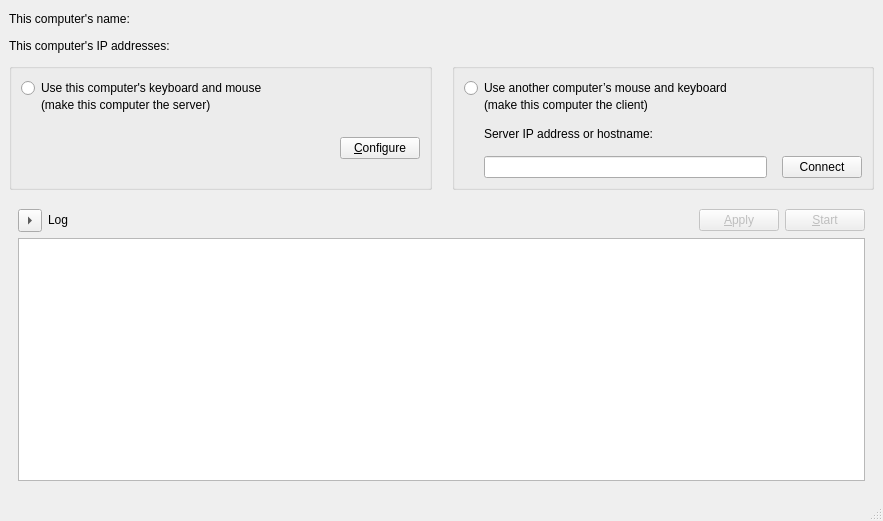
Above: src/apps/deskflow-gui/MainWindow.ui from deskflow/deskflow before the change. Below: the same form after it.
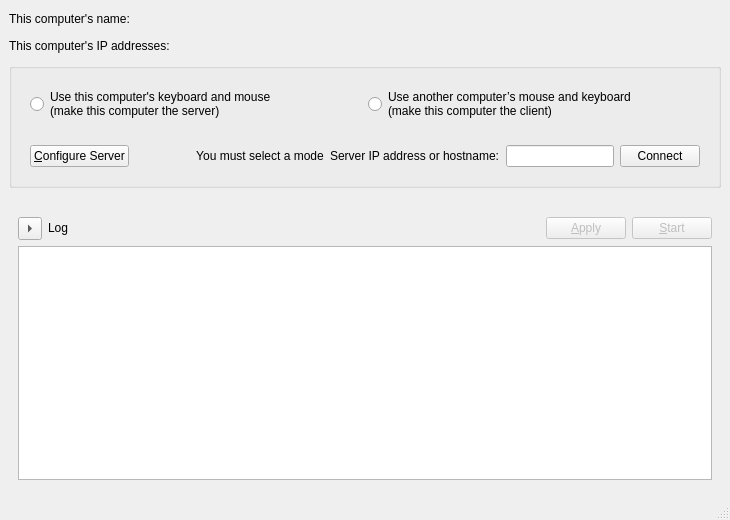
That is the form after the change.

Commit message: refactor: mainwindow simplify the mode selection UI

```diff
--- a/src/apps/deskflow-gui/MainWindow.ui
+++ b/src/apps/deskflow-gui/MainWindow.ui
@@ -6,8 +6,8 @@
    <rect>
     <x>0</x>
     <y>0</y>
-    <width>883</width>
-    <height>521</height>
+    <width>730</width>
+    <height>520</height>
    </rect>
   </property>
   <property name="sizePolicy">
@@ -74,208 +74,117 @@
      </widget>
     </item>
     <item>
-     <widget class="QWidget" name="widgetModes" native="true">
+     <widget class="QGroupBox" name="groupBox">
       <property name="sizePolicy">
-       <sizepolicy hsizetype="Preferred" vsizetype="Fixed">
+       <sizepolicy hsizetype="Preferred" vsizetype="Maximum">
         <horstretch>0</horstretch>
         <verstretch>0</verstretch>
        </sizepolicy>
       </property>
-      <layout class="QHBoxLayout" name="horizontalLayout_8">
-       <property name="spacing">
-        <number>20</number>
-       </property>
-       <property name="leftMargin">
-        <number>0</number>
-       </property>
-       <property name="topMargin">
-        <number>0</number>
-       </property>
-       <property name="rightMargin">
-        <number>0</number>
-       </property>
-       <property name="bottomMargin">
-        <number>0</number>
-       </property>
-       <item>
-        <widget class="QGroupBox" name="groupServer">
-         <property name="sizePolicy">
-          <sizepolicy hsizetype="Expanding" vsizetype="Preferred">
-           <horstretch>0</horstretch>
-           <verstretch>0</verstretch>
-          </sizepolicy>
+      <property name="title">
+       <string/>
          </property>
          <layout class="QVBoxLayout" name="verticalLayout">
-          <property name="spacing">
-           <number>15</number>
-          </property>
-          <item alignment="Qt::AlignmentFlag::AlignTop">
-           <widget class="QWidget" name="widgetServerRadio" native="true">
+       <item>
+        <widget class="QWidget" name="widgetModeSelection" native="true">
             <property name="sizePolicy">
-             <sizepolicy hsizetype="Preferred" vsizetype="Fixed">
+          <sizepolicy hsizetype="Preferred" vsizetype="Maximum">
               <horstretch>0</horstretch>
               <verstretch>0</verstretch>
              </sizepolicy>
             </property>
-            <layout class="QVBoxLayout" name="verticalLayout_3">
-             <property name="spacing">
-              <number>0</number>
-             </property>
-             <property name="leftMargin">
-              <number>0</number>
-             </property>
-             <property name="topMargin">
-              <number>0</number>
-             </property>
-             <property name="rightMargin">
-              <number>0</number>
-             </property>
-             <property name="bottomMargin">
-              <number>0</number>
-             </property>
+         <layout class="QHBoxLayout" name="horizontalLayout">
              <item>
               <widget class="QRadioButton" name="rbModeServer">
                <property name="text">
-                <string>Use this computer's keyboard and mouse</string>
+             <string>Use this computer's keyboard and mouse
+(make this computer the server)</string>
                </property>
               </widget>
              </item>
              <item>
-              <widget class="QLabel" name="label">
+           <widget class="QRadioButton" name="rbModeClient">
                <property name="text">
-                <string>(make this computer the server)</string>
-               </property>
-               <property name="indent">
-                <number>20</number>
+             <string>Use another computer’s mouse and keyboard
+(make this computer the client)</string>
                </property>
               </widget>
              </item>
             </layout>
            </widget>
           </item>
-          <item alignment="Qt::AlignmentFlag::AlignTop">
-           <widget class="QWidget" name="widgetServer" native="true">
-            <layout class="QVBoxLayout" name="m_pLayoutServer">
-             <property name="spacing">
-              <number>15</number>
-             </property>
-             <property name="leftMargin">
-              <number>0</number>
-             </property>
-             <property name="topMargin">
-              <number>0</number>
-             </property>
-             <property name="rightMargin">
-              <number>0</number>
-             </property>
-             <property name="bottomMargin">
-              <number>0</number>
-             </property>
              <item>
-              <spacer name="verticalSpacer_2">
-               <property name="orientation">
-                <enum>Qt::Orientation::Vertical</enum>
-               </property>
-               <property name="sizeHint" stdset="0">
-                <size>
-                 <width>20</width>
-                 <height>1</height>
-                </size>
-               </property>
-              </spacer>
-             </item>
+        <widget class="QWidget" name="widgetModeOptions" native="true">
+         <layout class="QHBoxLayout" name="horizontalLayout_2">
              <item>
+           <widget class="QWidget" name="serverOptions" native="true">
+            <property name="sizePolicy">
+             <sizepolicy hsizetype="Preferred" vsizetype="Maximum">
+              <horstretch>0</horstretch>
+              <verstretch>0</verstretch>
+             </sizepolicy>
+            </property>
               <layout class="QHBoxLayout" name="horizontalLayout_4">
-               <item>
-                <spacer name="spacer_2">
-                 <property name="orientation">
-                  <enum>Qt::Orientation::Horizontal</enum>
-                 </property>
-                 <property name="sizeHint" stdset="0">
-                  <size>
-                   <width>20</width>
-                   <height>20</height>
-                  </size>
-                 </property>
-                </spacer>
-               </item>
+             <property name="leftMargin">
+              <number>0</number>
+             </property>
+             <property name="topMargin">
+              <number>0</number>
+             </property>
+             <property name="rightMargin">
+              <number>0</number>
+             </property>
+             <property name="bottomMargin">
+              <number>0</number>
+             </property>
                <item>
                 <widget class="QPushButton" name="btnConfigureServer">
-                 <property name="text">
-                  <string>&amp;Configure</string>
-                 </property>
-                </widget>
-               </item>
-              </layout>
-             </item>
-            </layout>
-           </widget>
-          </item>
-         </layout>
-        </widget>
-       </item>
-       <item>
-        <widget class="QGroupBox" name="groupClient">
          <property name="sizePolicy">
-          <sizepolicy hsizetype="Expanding" vsizetype="Preferred">
+                <sizepolicy hsizetype="Maximum" vsizetype="Fixed">
            <horstretch>0</horstretch>
            <verstretch>0</verstretch>
           </sizepolicy>
          </property>
-         <layout class="QVBoxLayout" name="verticalLayout_5">
-          <property name="spacing">
-           <number>15</number>
-          </property>
-          <item alignment="Qt::AlignmentFlag::AlignTop">
-           <widget class="QWidget" name="widgetClientRadio" native="true">
-            <property name="sizePolicy">
-             <sizepolicy hsizetype="Preferred" vsizetype="Fixed">
-              <horstretch>0</horstretch>
-              <verstretch>0</verstretch>
-             </sizepolicy>
-            </property>
-            <layout class="QVBoxLayout" name="verticalLayout_6">
-             <property name="spacing">
-              <number>0</number>
-             </property>
-             <property name="leftMargin">
-              <number>0</number>
-             </property>
-             <property name="topMargin">
-              <number>0</number>
-             </property>
-             <property name="rightMargin">
-              <number>0</number>
-             </property>
-             <property name="bottomMargin">
-              <number>0</number>
-             </property>
-             <item>
-              <widget class="QRadioButton" name="rbModeClient">
                <property name="text">
-                <string>Use another computer’s mouse and keyboard</string>
+                <string>&amp;Configure Server</string>
                </property>
               </widget>
              </item>
              <item>
-              <widget class="QLabel" name="label_2">
-               <property name="text">
-                <string>(make this computer the client)</string>
+              <spacer name="horizontalSpacer">
+               <property name="orientation">
+                <enum>Qt::Orientation::Horizontal</enum>
                </property>
-               <property name="indent">
-                <number>20</number>
+               <property name="sizeHint" stdset="0">
+                <size>
+                 <width>40</width>
+                 <height>5</height>
+                </size>
                </property>
-              </widget>
+              </spacer>
              </item>
             </layout>
            </widget>
           </item>
-          <item alignment="Qt::AlignmentFlag::AlignTop">
-           <widget class="QWidget" name="widgetClientInput" native="true">
-            <layout class="QVBoxLayout" name="m_pLayoutClient">
-             <property name="spacing">
-              <number>15</number>
-             </property>
+          <item>
+           <widget class="QLabel" name="lblNoMode">
+            <property name="text">
+             <string>You must select a mode</string>
+            </property>
+            <property name="alignment">
+             <set>Qt::AlignmentFlag::AlignCenter</set>
+            </property>
+           </widget>
+          </item>
+          <item>
+           <widget class="QWidget" name="clientOptions" native="true">
+            <property name="sizePolicy">
+             <sizepolicy hsizetype="Preferred" vsizetype="Maximum">
+              <horstretch>0</horstretch>
+              <verstretch>0</verstretch>
+             </sizepolicy>
+            </property>
+            <layout class="QHBoxLayout" name="horizontalLayout_3">
              <property name="leftMargin">
               <number>0</number>
              </property>
@@ -290,19 +199,20 @@
              </property>
              <item>
               <widget class="QLabel" name="m_pLabelServerName">
+               <property name="sizePolicy">
+                <sizepolicy hsizetype="Preferred" vsizetype="Maximum">
+                 <horstretch>0</horstretch>
+                 <verstretch>0</verstretch>
+                </sizepolicy>
+               </property>
                <property name="text">
                 <string>Server IP address or hostname:</string>
                </property>
                <property name="indent">
-                <number>20</number>
+                <number>0</number>
                </property>
               </widget>
              </item>
-             <item>
-              <layout class="QHBoxLayout" name="horizontalLayout_2">
-               <property name="leftMargin">
-                <number>20</number>
-               </property>
                <item>
                 <widget class="QLineEdit" name="lineHostname">
                  <property name="minimumSize">
@@ -324,6 +234,7 @@
                 </widget>
                </item>
               </layout>
+           </widget>
              </item>
             </layout>
            </widget>
@@ -331,6 +242,30 @@
          </layout>
         </widget>
        </item>
+    <item>
+     <widget class="QWidget" name="widgetModes" native="true">
+      <property name="sizePolicy">
+       <sizepolicy hsizetype="Preferred" vsizetype="Fixed">
+        <horstretch>0</horstretch>
+        <verstretch>0</verstretch>
+       </sizepolicy>
+      </property>
+      <layout class="QHBoxLayout" name="horizontalLayout_8">
+       <property name="spacing">
+        <number>20</number>
+       </property>
+       <property name="leftMargin">
+        <number>0</number>
+       </property>
+       <property name="topMargin">
+        <number>0</number>
+       </property>
+       <property name="rightMargin">
+        <number>0</number>
+       </property>
+       <property name="bottomMargin">
+        <number>0</number>
+       </property>
       </layout>
      </widget>
     </item>
```
Left out of the diff: 5 changed lines with no effect on the pictures. Lines whose indentation alone changed are shown as unchanged. The commit also changes 2 other files.
